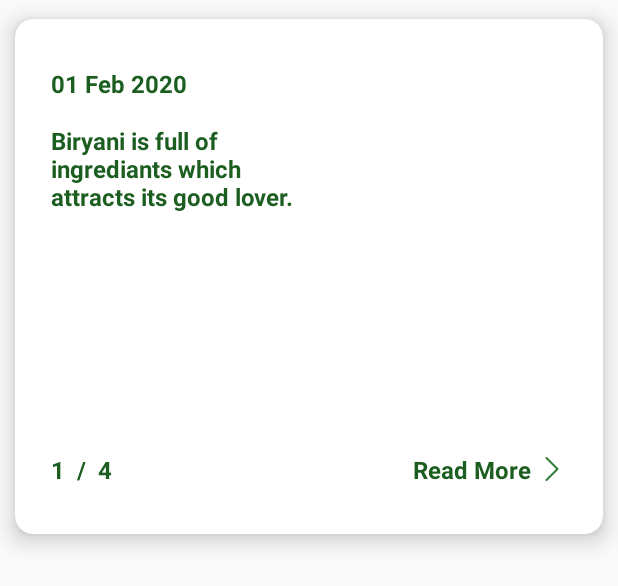
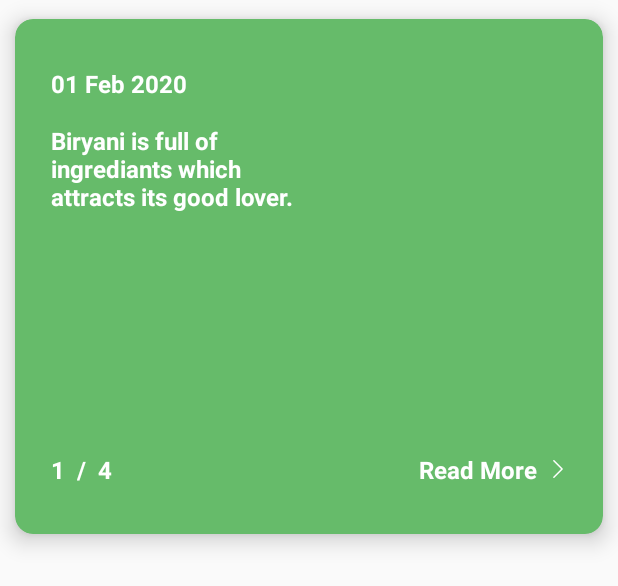
Before and after one commit to traversebd/calorie_hunter, an Android app: the layout adapter_recycler_health_tips_list.xml on its own in the app's theme, with its tools: preview values and no code run, on a phone screen of 412 x 824 dp. Shown: the top 586 px of the screen. Run offline under Robolectric (Android 15) with nearby library versions, the phone set to English and light mode, and no system bars.

Commit message:
health tips item details part 1

```diff
--- a/app/src/main/AndroidManifest.xml
+++ b/app/src/main/AndroidManifest.xml
@@ -36,7 +36,7 @@
             android:screenOrientation="unspecified"
             android:theme="@style/AppThemeNoActionBar" />
         <activity
-            android:name=".activities.healthtips.HaelthTipsDetailsActivity"
+            android:name=".activities.healthtips.HealthTipsDetailsActivity"
             android:screenOrientation="unspecified"
             android:theme="@style/AppThemeNoActionBar" />
         <activity
--- a/app/src/main/java/com/traversebd/calorie_hunter/activities/healthtips/HealthTipsListActivity.java
+++ b/app/src/main/java/com/traversebd/calorie_hunter/activities/healthtips/HealthTipsListActivity.java
@@ -73,6 +73,7 @@ public class HealthTipsListActivity extends AppCompatActivity {
         sliderAdapter.onItemClickListener(new HealthTipsSliderAdapter.onItemClick() {
             @Override
             public void itemClick(HealthTips healthTips) {
+                startActivity(new Intent(HealthTipsListActivity.this,HealthTipsDetailsActivity.class));
             }
         });
         healthTpsSlider.setItemTransformer(new ScaleTransformer.Builder()
--- a/app/src/main/res/layout/activity_haelth_tips_details.xml
+++ b/app/src/main/res/layout/activity_haelth_tips_details.xml
@@ -5,7 +5,7 @@
     android:layout_width="match_parent"
     android:layout_height="match_parent"
     android:background="@color/md_white_1000"
-    tools:context=".activities.healthtips.HaelthTipsDetailsActivity">
+    tools:context=".activities.fooditems.FoodListActivity">
 
     <LinearLayout
         android:id="@+id/app_bar"
--- a/app/src/main/res/layout/adapter_recycler_health_tips_list.xml
+++ b/app/src/main/res/layout/adapter_recycler_health_tips_list.xml
@@ -11,7 +11,7 @@
     app:cardElevation="6dp"
     android:translationZ="3dp"
     app:cardUseCompatPadding="true"
-    app:cardBackgroundColor="@color/md_white_1000">
+    app:cardBackgroundColor="@color/md_green_400">
 
     <LinearLayout
         android:layout_width="match_parent"
@@ -28,7 +28,7 @@
             android:layout_margin="4dp"
             android:padding="4dp"
             android:text="@string/date_hint"
-            android:textColor="@color/md_green_900"
+            android:textColor="@color/md_white_1000"
             android:textStyle="bold"
             android:maxLines="1"
             android:ellipsize="end"
@@ -41,7 +41,7 @@
             android:layout_margin="4dp"
             android:padding="4dp"
             android:text="@string/short_dummy_description"
-            android:textColor="@color/md_green_900"
+            android:textColor="@color/md_white_1000"
             android:textStyle="bold"
             android:maxLines="3"
             android:ellipsize="end"
@@ -66,7 +66,7 @@
                     android:layout_alignParentRight="true"
                     android:padding="4dp"
                     android:text="@string/one"
-                    android:textColor="@color/md_green_900"
+                    android:textColor="@color/md_white_1000"
                     android:textStyle="bold"
                     android:maxLines="2"
                     android:ellipsize="end"
@@ -78,7 +78,7 @@
                     android:layout_alignParentRight="true"
                     android:padding="4dp"
                     android:text="@string/slash"
-                    android:textColor="@color/md_green_900"
+                    android:textColor="@color/md_white_1000"
                     android:textStyle="bold"
                     android:maxLines="2"
                     android:ellipsize="end"
@@ -91,7 +91,7 @@
                     android:layout_alignParentRight="true"
                     android:padding="4dp"
                     android:text="@string/four"
-                    android:textColor="@color/md_green_900"
+                    android:textColor="@color/md_white_1000"
                     android:textStyle="bold"
                     android:maxLines="2"
                     android:ellipsize="end"
@@ -109,7 +109,7 @@
                 android:layout_marginBottom="4dp"
                 android:padding="4dp"
                 android:text="@string/read_more"
-                android:textColor="@color/md_green_900"
+                android:textColor="@color/md_white_1000"
                 android:textStyle="bold"
                 android:maxLines="2"
                 android:ellipsize="end"
@@ -118,16 +118,14 @@
             <ImageView
                 android:visibility="visible"
                 android:id="@+id/ReadMoreImgView"
-                android:layout_width="24dp"
-                android:layout_height="24dp"
+                android:layout_width="20dp"
+                android:layout_height="20dp"
                 android:layout_alignParentRight="true"
+                android:tint="@color/md_white_1000"
                 android:src="@drawable/ic_right_arrow_green"
                 android:layout_centerVertical="true"
-                android:layout_marginTop="4dp"
                 android:layout_marginRight="4dp"
-                android:paddingRight="4dp"
-                android:paddingTop="4dp"
-                android:paddingBottom="4dp"/>
+                android:padding="4dp"/>
 
         </RelativeLayout>
 
```
Also changed, not shown: app/src/main/java/com/traversebd/calorie_hunter/activities/healthtips/HaelthTipsDetailsActivity.java (deleted, +0 -14 lines), app/src/main/java/com/traversebd/calorie_hunter/activities/healthtips/HealthTipsDetailsActivity.java (added, +38 -0 lines).
